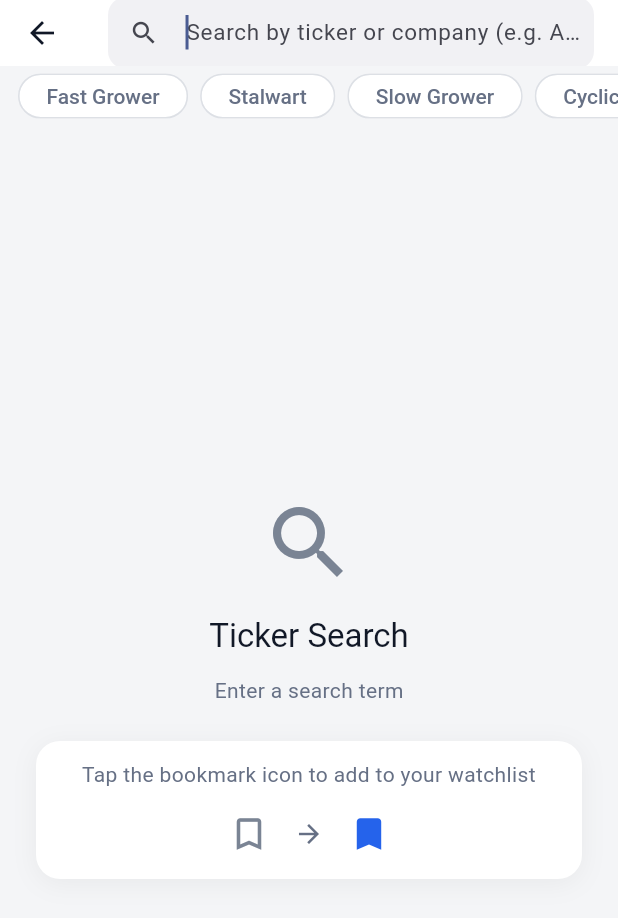
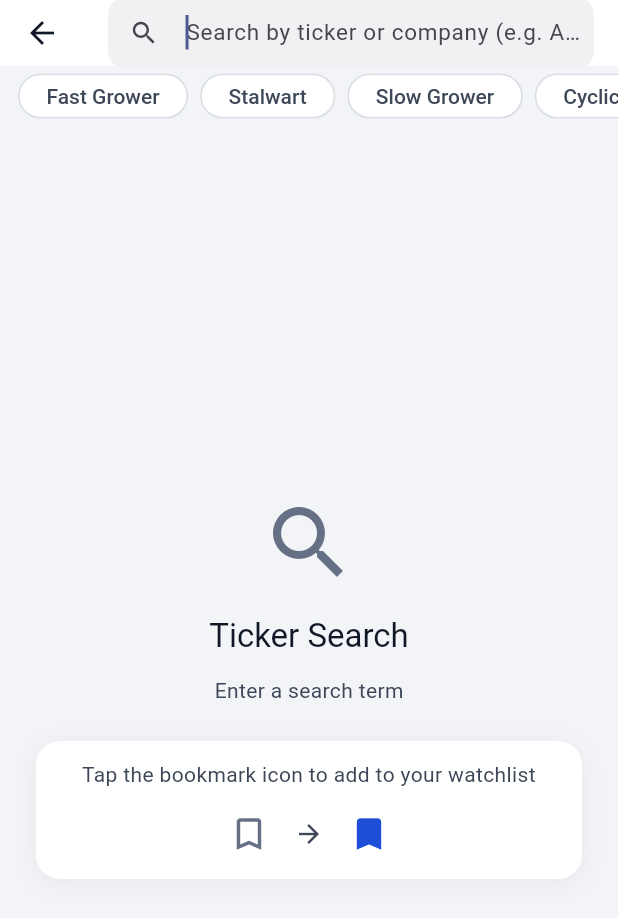
Before and after one commit to kangkyungjun/hypehere, a Flutter app: the ExploreScreen screen opened directly, on a phone screen of 412 x 824 dp. Shown: the top 918 px of the screen. Run offline on Flutter 3.47's test engine with Material 3 defaults, Android fonts, the phone set to English and light mode, and no system bars; our stand-ins replace firebase_core, firebase_messaging, fl_chart, flutter_dotenv, flutter_local_notifications, flutter_secure_storage and 8 more; missing offline and left inert: app_tracking_transparency, purchases_flutter; accounts and stored records are empty; network calls fail.

Commit message:
feat(theme): 대비 사다리 재설계 — 뭉개진 회색 3단 분리, 다크 표면 스텝 확보
## 왜
라이트 테마의 `#667085`/`#78828F`/`#7A8494` 세 회색이 상호 스텝비 **1.28~1.32**로
인지적으로 한 색이었다. 지난 브랜치의 색 변경 8건이 **전부 이 뭉개진 대역 안에서의
이동**이라 아무 차이가 안 보였다 — 원인은 hex 값이 아니라 사다리 구조였다.

## Light (실측 명암비)
- textSecondary #667085 → **#3D4757** (4.97 → **9.39**, 1.9배 진하게)
- textTertiary  #7A8494 → #667085 (4.97), neutral #78828F → #5A6472 (6.00)
- **gainColor #059669 → #047857** (3.77 ❌ → **5.48**) — 손익 상승 숫자가 AA 미달이었다
- lossColor #DC2626 → #C81E1E (5.74), accentBlue #2563EB → #1D4ED8 (6.70)
- groupedBackground/subtleBorder/chartGridLine 미세 조정

→ **회색 스텝비 1.41 → 2.60.** 3단이 처음으로 눈에 갈라진다. 전 등급 AA 통과.

## Dark
- cardBackground #111111 → **#191C21**, groupedBackground #0A0A0A → #090A0C
  → **카드/배경 분리 1.048 → 1.159**. 개편 전엔 사실상 구분이 안 됐다.
- sectionBackground 순흑(#000000) 폐기 → #191C21
- 전 토큰을 **블루뉴트럴(R<G<B)** 로 통일 — 순회색이라 라이트와 색온도가 어긋났다

## 라이트↔다크 패리티
Primary 1.14× · Secondary 1.09× · Tertiary 1.06× · Neutral 1.00×
(개편 전 tertiary는 3.78 vs 7.36 = 1.95배 어긋나 있었다)

## BentoCard
명도 스텝이 1.159로 충분해졌으므로 다크 전용 헤어라인을 제거하고,
검정 위 검정이라 보이지도 않던 다크 그림자 렌더링을 끈다.

Co-Authored-By: Claude Opus 5 (1M context) <noreply@anthropic.com>
Claude-Session: https://claude.ai/code/session_01KmQXkdUQLF6drGqUcdpYV9

```diff
--- a/lib/theme/app_colors.dart
+++ b/lib/theme/app_colors.dart
@@ -186,23 +186,23 @@ class MarketLensColors extends ThemeExtension<MarketLensColors> {
   static const light = MarketLensColors(
     cardBackground: Colors.white,
     chartBackground: Color(0xFFFFFFFF),
-    chartGridLine: Color(0xFFD9DFE8),
+    chartGridLine: Color(0xFFE7EAEE),
     chartTooltipBg: Color(0xEE111827),
-    subtleBorder: Color(0xFFD4D8DF),
+    subtleBorder: Color(0xFFD0D5DD),
     sectionBackground: Color(0xFFFFFFFF),
-    groupedBackground: Color(0xFFF4F5F7),
-    gainColor: Color(0xFF059669),
-    lossColor: Color(0xFFDC2626),
-    neutralColor: Color(0xFF78828F),
-    gainBg: Color(0xFFD4F3E3),
-    lossBg: Color(0xFFFFDFDF),
-    textPrimary: Color(0xFF111827),
-    textSecondary: Color(0xFF667085),
-    textTertiary: Color(0xFF7A8494),
-    accentBlue: Color(0xFF2563EB),
+    groupedBackground: Color(0xFFF2F4F7),
+    gainColor: Color(0xFF047857),
+    lossColor: Color(0xFFC81E1E),
+    neutralColor: Color(0xFF5A6472),
+    gainBg: Color(0xFFD1FAE5),
+    lossBg: Color(0xFFFEE2E2),
+    textPrimary: Color(0xFF101828),
+    textSecondary: Color(0xFF3D4757),
+    textTertiary: Color(0xFF667085),
+    accentBlue: Color(0xFF1D4ED8),
     warningColor: Color(0xFFB45309),
     warningBg: Color(0xFFFFF7E8),
-    dangerColor: Color(0xFFDC2626),
+    dangerColor: Color(0xFFC81E1E),
     dangerBg: Color(0xFFFFF0F0),
     onPrimary: Colors.white,
     infoBg: Color(0xFFF3F6FA),
@@ -234,25 +234,25 @@ class MarketLensColors extends ThemeExtension<MarketLensColors> {
   );
 
   static const dark = MarketLensColors(
-    cardBackground: Color(0xFF111111),
-    chartBackground: Color(0xFF111111),
-    chartGridLine: Color(0xFF2A2A2A),
+    cardBackground: Color(0xFF191C21),
+    chartBackground: Color(0xFF191C21),
+    chartGridLine: Color(0xFF262A31),
     chartTooltipBg: Color(0xFF080808),
-    subtleBorder: Color(0xFF3A3A3A),
-    sectionBackground: Color(0xFF000000),
-    groupedBackground: Color(0xFF0A0A0A),
+    subtleBorder: Color(0xFF333842),
+    sectionBackground: Color(0xFF191C21),
+    groupedBackground: Color(0xFF090A0C),
     gainColor: Color(0xFF34D399), // Emerald 400 — 다크 배경에 가독성 확보
-    lossColor: Color(0xFFF87171), // Red 400 — 다크 배경에 가독성 확보
-    neutralColor: Color(0xFFBDBDBD), // grey 400
-    gainBg: Color(0xFF064E3B), // Emerald 900 계열
-    lossBg: Color(0xFF450A0A), // Red 950 계열
-    textPrimary: Color(0xFFF8FAFC),
-    textSecondary: Color(0xFFCBD5E1),
-    textTertiary: Color(0xFF94A3B8),
-    accentBlue: Color(0xFF60A5FA), // Blue 400 — 다크 배경에 선명
+    lossColor: Color(0xFFFB8A8A), // 다크 카드 위 7.41:1
+    neutralColor: Color(0xFF8F9AA9), // 블루뉴트럴 — 라이트와 대비 패리티 1.00x
+    gainBg: Color(0xFF0F2E22), // Emerald 900 계열
+    lossBg: Color(0xFF351717), // Red 950 계열
+    textPrimary: Color(0xFFF1F5F9),
+    textSecondary: Color(0xFFAEB9C7),
+    textTertiary: Color(0xFF7C8798),
+    accentBlue: Color(0xFF7DB3FB), // Blue 400 — 다크 배경에 선명
     warningColor: Color(0xFFFFB74D), // orange 300 — 다크 배경에 가독성 확보
     warningBg: Color(0xFF3E2A1E), // 다크 orange tint
-    dangerColor: Color(0xFFEF5350), // red 400
+    dangerColor: Color(0xFFFB8A8A), // red 400
     dangerBg: Color(0xFF3E1E1E), // 다크 red tint
     onPrimary: Colors.white,
     infoBg: Color(0xFF171A1F),
--- a/lib/widgets/common/bento_card.dart
+++ b/lib/widgets/common/bento_card.dart
@@ -27,28 +27,23 @@ class BentoCard extends StatelessWidget {
     final radius = BorderRadius.circular(AppRadius.card);
     final isDark = Theme.of(context).brightness == Brightness.dark;
 
-    // 오늘의집 톤: 테두리 없이 부드러운 그림자로 카드를 띄운다.
+    // 테두리 없이 부드러운 그림자로 카드를 띄운다(레퍼런스 일치).
     // 기본은 옅은 card 그림자, emphasized는 한 단계 강한 md 그림자.
     //
-    // 다크 모드: 검정 그림자는 어두운 배경 위에서 사실상 보이지 않고,
-    // 카드(#111) vs 배경(#0A0A0A) 명도 단차가 매우 약해 카드 경계가
-    // 뭉개진다. 라이트 테마의 무테 디자인은 유지하면서, 다크에서만
-    // subtleBorder 기반 저알파 헤어라인으로 카드 분리를 회복한다.
-    final border = isDark
-        ? Border.all(
-            color: mlc.subtleBorder.withValues(alpha: 0.55),
-            width: 0.5,
-          )
-        : null;
-
+    // 다크 모드: 검정 배경 위의 검정 그림자는 보이지 않으므로 **명도 스텝**으로
+    // 카드를 분리한다. 개편 전 카드(#111111) vs 배경(#0A0A0A)이 1.048:1이라
+    // 사실상 구분이 안 됐고, 그 실패를 저알파 헤어라인으로 임시 보완하고 있었다.
+    // 이제 카드(#191C21) vs 배경(#090A0C) = 1.159:1로 스텝 자체가 충분하므로
+    // 헤어라인을 제거하고, 무의미한 그림자 렌더링도 끈다.
     return Container(
       margin: margin,
       decoration: BoxDecoration(
         borderRadius: radius,
-        border: border,
-        boxShadow: emphasized
-            ? AppShadow.md(Colors.black)
-            : AppShadow.card(Colors.black),
+        boxShadow: isDark
+            ? const []
+            : (emphasized
+                  ? AppShadow.md(Colors.black)
+                  : AppShadow.card(Colors.black)),
       ),
       child: Material(
         color: mlc.cardBackground,
```
